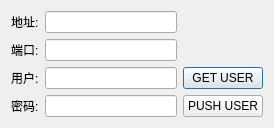
First picture: the form in clientdialog.ui, repository xiaofud/stulogin, before the edit.
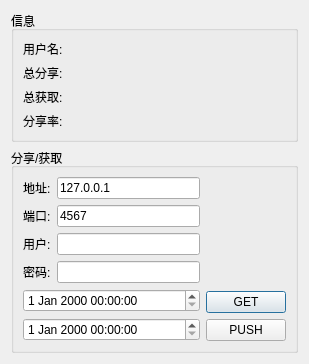
Second picture: the form after the edit.

What changed in the file:
```diff
--- a/clientdialog.ui
+++ b/clientdialog.ui
@@ -6,15 +6,64 @@
    <rect>
     <x>0</x>
     <y>0</y>
-    <width>274</width>
-    <height>126</height>
+    <width>309</width>
+    <height>318</height>
    </rect>
   </property>
   <property name="windowTitle">
    <string>Dialog</string>
   </property>
+  <layout class="QVBoxLayout" name="verticalLayout_5">
+   <item>
+    <widget class="QGroupBox" name="infoBox">
+     <property name="title">
+      <string>信息</string>
+     </property>
+     <layout class="QHBoxLayout" name="horizontalLayout_6">
+      <item>
+       <layout class="QVBoxLayout" name="verticalLayout_3">
+        <item>
+         <widget class="QLabel" name="usernameLabel">
+          <property name="text">
+           <string>用户名:</string>
+          </property>
+         </widget>
+        </item>
+        <item>
+         <widget class="QLabel" name="totalShareLabel">
+          <property name="text">
+           <string>总分享:</string>
+          </property>
+         </widget>
+        </item>
+        <item>
+         <widget class="QLabel" name="totalFetchLabel">
+          <property name="text">
+           <string>总获取:</string>
+          </property>
+         </widget>
+        </item>
+        <item>
+         <widget class="QLabel" name="shareRateLabel">
+          <property name="text">
+           <string>分享率:</string>
+          </property>
+         </widget>
+        </item>
+       </layout>
+      </item>
+     </layout>
+    </widget>
+   </item>
+   <item>
+    <widget class="QGroupBox" name="groupBox">
+     <property name="title">
+      <string>分享/获取</string>
+     </property>
   <layout class="QHBoxLayout" name="horizontalLayout_5">
    <item>
+       <layout class="QVBoxLayout" name="verticalLayout_4">
+        <item>
     <layout class="QVBoxLayout" name="verticalLayout">
      <item>
       <layout class="QHBoxLayout" name="horizontalLayout">
@@ -26,7 +75,11 @@
         </widget>
        </item>
        <item>
-        <widget class="QLineEdit" name="addressLineEdit"/>
+             <widget class="QLineEdit" name="addressLineEdit">
+              <property name="text">
+               <string>127.0.0.1</string>
+              </property>
+             </widget>
        </item>
       </layout>
      </item>
@@ -40,7 +93,11 @@
         </widget>
        </item>
        <item>
-        <widget class="QLineEdit" name="portLineEdit"/>
+             <widget class="QLineEdit" name="portLineEdit">
+              <property name="text">
+               <string>4567</string>
+              </property>
+             </widget>
        </item>
       </layout>
      </item>
@@ -75,6 +132,14 @@
     </layout>
    </item>
    <item>
+         <widget class="QDateTimeEdit" name="fromDateTimeEdit"/>
+        </item>
+        <item>
+         <widget class="QDateTimeEdit" name="toDateTimeEdit"/>
+        </item>
+       </layout>
+      </item>
+      <item>
     <layout class="QVBoxLayout" name="verticalLayout_2">
      <item>
       <spacer name="verticalSpacer">
@@ -92,18 +157,21 @@
      <item>
       <widget class="QPushButton" name="getUserButton">
        <property name="text">
-        <string>GET USER</string>
+           <string>GET</string>
        </property>
       </widget>
      </item>
      <item>
       <widget class="QPushButton" name="pushUserButton">
        <property name="text">
-        <string>PUSH USER</string>
+           <string>PUSH</string>
        </property>
       </widget>
      </item>
     </layout>
+      </item>
+     </layout>
+    </widget>
    </item>
   </layout>
  </widget>
```
Lines whose indentation alone changed are shown as unchanged.
